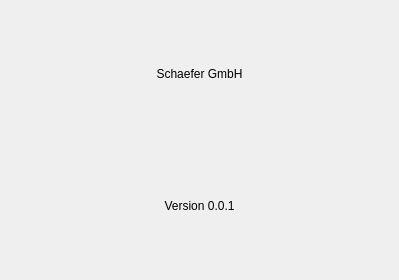
Qt form Forms/about.ui (joey9D/TicTac-Dashboard) before a commit.
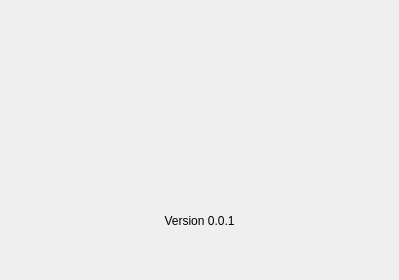
The same form after that commit. Icons and pictures are not drawn.

What changed in the file:
```diff
--- a/Forms/about.ui
+++ b/Forms/about.ui
@@ -16,17 +16,57 @@
   <layout class="QGridLayout" name="gridLayout_2">
    <item row="0" column="0">
     <layout class="QGridLayout" name="gridLayout">
-     <item row="0" column="0">
-      <widget class="QLabel" name="lbl_Logo">
-       <property name="text">
-        <string>Schaefer GmbH</string>
-       </property>
-       <property name="alignment">
-        <set>Qt::AlignmentFlag::AlignCenter</set>
-       </property>
-      </widget>
-     </item>
      <item row="1" column="0">
+      <widget class="QLabel" name="lbl_Logo">
+       <property name="minimumSize">
+        <size>
+         <width>0</width>
+         <height>135</height>
+        </size>
+       </property>
+       <property name="maximumSize">
+        <size>
+         <width>16777215</width>
+         <height>135</height>
+        </size>
+       </property>
+       <property name="text">
+        <string/>
+       </property>
+       <property name="pixmap">
+        <pixmap>../schaefer_logo.png</pixmap>
+       </property>
+       <property name="scaledContents">
+        <bool>true</bool>
+       </property>
+       <property name="alignment">
+        <set>Qt::AlignmentFlag::AlignCenter</set>
+       </property>
+       <property name="margin">
+        <number>50</number>
+       </property>
+       <property name="indent">
+        <number>-1</number>
+       </property>
+      </widget>
+     </item>
+     <item row="0" column="0">
+      <spacer name="verticalSpacer">
+       <property name="orientation">
+        <enum>Qt::Orientation::Vertical</enum>
+       </property>
+       <property name="sizeType">
+        <enum>QSizePolicy::Policy::Preferred</enum>
+       </property>
+       <property name="sizeHint" stdset="0">
+        <size>
+         <width>20</width>
+         <height>10</height>
+        </size>
+       </property>
+      </spacer>
+     </item>
+     <item row="3" column="0">
       <widget class="QLabel" name="lbl_Version">
        <property name="text">
         <string>Version 0.0.1</string>
@@ -36,6 +76,22 @@
        </property>
       </widget>
      </item>
+     <item row="2" column="0">
+      <spacer name="verticalSpacer_2">
+       <property name="orientation">
+        <enum>Qt::Orientation::Vertical</enum>
+       </property>
+       <property name="sizeType">
+        <enum>QSizePolicy::Policy::Preferred</enum>
+       </property>
+       <property name="sizeHint" stdset="0">
+        <size>
+         <width>20</width>
+         <height>10</height>
+        </size>
+       </property>
+      </spacer>
+     </item>
     </layout>
    </item>
   </layout>
```
